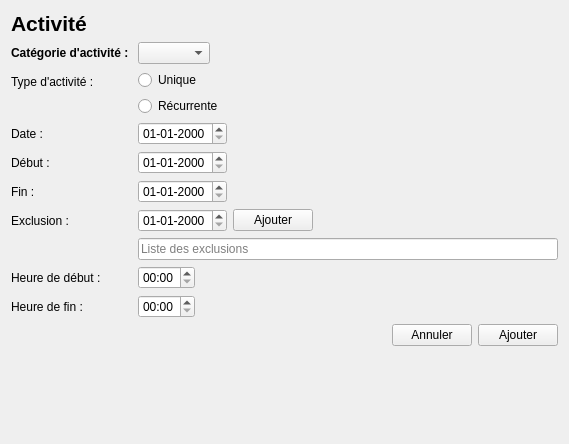
Qt form GUI/activite.ui (samueldrouin/PyGuide) before a commit.
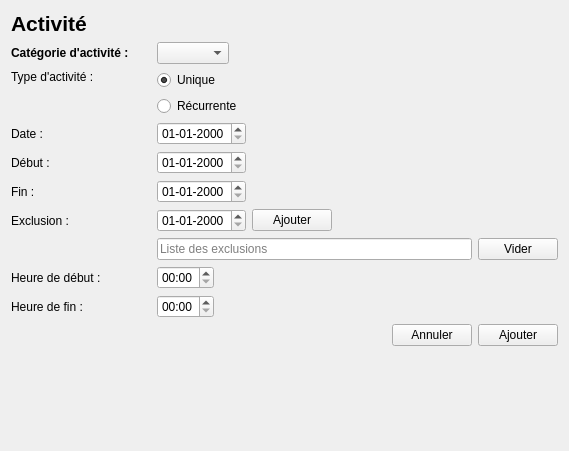
The same form after that commit.

Commit message: Afficher les champs pour entrer les date selon le type d'activité dans le dialog Activité (Issue #20 & Issue #21)

Diff of the .ui file:
```diff
--- a/GUI/activite.ui
+++ b/GUI/activite.ui
@@ -7,7 +7,7 @@
     <x>0</x>
     <y>0</y>
     <width>569</width>
-    <height>444</height>
+    <height>451</height>
    </rect>
   </property>
   <property name="windowTitle">
@@ -35,12 +35,21 @@
     </widget>
    </item>
    <item>
-    <layout class="QFormLayout" name="formLayout">
-     <property name="labelAlignment">
-      <set>Qt::AlignLeading|Qt::AlignLeft|Qt::AlignTop</set>
-     </property>
-     <item row="0" column="0">
+    <layout class="QHBoxLayout" name="horizontalLayout">
+     <item>
       <widget class="QLabel" name="label_8">
+       <property name="sizePolicy">
+        <sizepolicy hsizetype="Fixed" vsizetype="Preferred">
+         <horstretch>0</horstretch>
+         <verstretch>0</verstretch>
+        </sizepolicy>
+       </property>
+       <property name="minimumSize">
+        <size>
+         <width>140</width>
+         <height>0</height>
+        </size>
+       </property>
        <property name="font">
         <font>
          <weight>75</weight>
@@ -52,8 +61,6 @@
        </property>
       </widget>
      </item>
-     <item row="0" column="1">
-      <layout class="QHBoxLayout" name="horizontalLayout_3">
        <item>
         <widget class="QComboBox" name="cbx_category_activite"/>
        </item>
@@ -72,20 +79,40 @@
        </item>
       </layout>
      </item>
-     <item row="1" column="0">
+   <item>
+    <layout class="QHBoxLayout" name="horizontalLayout_2">
+     <item>
       <widget class="QLabel" name="label_2">
+       <property name="sizePolicy">
+        <sizepolicy hsizetype="Fixed" vsizetype="Preferred">
+         <horstretch>0</horstretch>
+         <verstretch>0</verstretch>
+        </sizepolicy>
+       </property>
+       <property name="minimumSize">
+        <size>
+         <width>140</width>
+         <height>0</height>
+        </size>
+       </property>
        <property name="text">
         <string>Type d'activité : </string>
        </property>
+       <property name="alignment">
+        <set>Qt::AlignLeading|Qt::AlignLeft|Qt::AlignTop</set>
+       </property>
       </widget>
      </item>
-     <item row="1" column="1">
+     <item>
       <layout class="QVBoxLayout" name="verticalLayout">
        <item>
         <widget class="QRadioButton" name="rbt_unique">
          <property name="text">
           <string>Unique</string>
          </property>
+         <property name="checked">
+          <bool>true</bool>
+         </property>
         </widget>
        </item>
        <item>
@@ -97,15 +124,44 @@
        </item>
       </layout>
      </item>
-     <item row="2" column="0">
-      <widget class="QLabel" name="label_3">
+    </layout>
+   </item>
+   <item>
+    <widget class="QWidget" name="widget_unique" native="true">
+     <layout class="QVBoxLayout" name="verticalLayout_3">
+      <property name="leftMargin">
+       <number>0</number>
+      </property>
+      <property name="topMargin">
+       <number>0</number>
+      </property>
+      <property name="rightMargin">
+       <number>0</number>
+      </property>
+      <property name="bottomMargin">
+       <number>0</number>
+      </property>
+      <item>
+       <layout class="QHBoxLayout" name="hlay_unique">
+        <item>
+         <widget class="QLabel" name="lbl_unique">
+          <property name="sizePolicy">
+           <sizepolicy hsizetype="Fixed" vsizetype="Preferred">
+            <horstretch>0</horstretch>
+            <verstretch>0</verstretch>
+           </sizepolicy>
+          </property>
+          <property name="minimumSize">
+           <size>
+            <width>140</width>
+            <height>0</height>
+           </size>
+          </property>
        <property name="text">
         <string>Date :</string>
        </property>
       </widget>
      </item>
-     <item row="2" column="1">
-      <layout class="QHBoxLayout" name="horizontalLayout_4">
        <item>
         <widget class="QDateEdit" name="ded_unique">
          <property name="displayFormat">
@@ -114,7 +170,7 @@
         </widget>
        </item>
        <item>
-        <spacer name="horizontalSpacer">
+         <spacer name="spacer_unique">
          <property name="orientation">
           <enum>Qt::Horizontal</enum>
          </property>
@@ -128,15 +184,45 @@
        </item>
       </layout>
      </item>
-     <item row="3" column="0">
-      <widget class="QLabel" name="label_4">
+     </layout>
+    </widget>
+   </item>
+   <item>
+    <widget class="QWidget" name="widget_recurrente" native="true">
+     <layout class="QVBoxLayout" name="verticalLayout_2">
+      <property name="leftMargin">
+       <number>0</number>
+      </property>
+      <property name="topMargin">
+       <number>0</number>
+      </property>
+      <property name="rightMargin">
+       <number>0</number>
+      </property>
+      <property name="bottomMargin">
+       <number>0</number>
+      </property>
+      <item>
+       <layout class="QHBoxLayout" name="horizontalLayout_4">
+        <item>
+         <widget class="QLabel" name="lbl_debut">
+          <property name="sizePolicy">
+           <sizepolicy hsizetype="Fixed" vsizetype="Preferred">
+            <horstretch>0</horstretch>
+            <verstretch>0</verstretch>
+           </sizepolicy>
+          </property>
+          <property name="minimumSize">
+           <size>
+            <width>140</width>
+            <height>0</height>
+           </size>
+          </property>
        <property name="text">
         <string>Début : </string>
        </property>
       </widget>
      </item>
-     <item row="3" column="1">
-      <layout class="QHBoxLayout" name="horizontalLayout_5">
        <item>
         <widget class="QDateEdit" name="ded_debut">
          <property name="displayFormat">
@@ -145,7 +231,7 @@
         </widget>
        </item>
        <item>
-        <spacer name="horizontalSpacer_2">
+         <spacer name="spacer_debut">
          <property name="orientation">
           <enum>Qt::Horizontal</enum>
          </property>
@@ -159,15 +245,27 @@
        </item>
       </layout>
      </item>
-     <item row="4" column="0">
-      <widget class="QLabel" name="label_5">
+      <item>
+       <layout class="QHBoxLayout" name="horizontalLayout_5">
+        <item>
+         <widget class="QLabel" name="lbl_fin">
+          <property name="sizePolicy">
+           <sizepolicy hsizetype="Fixed" vsizetype="Preferred">
+            <horstretch>0</horstretch>
+            <verstretch>0</verstretch>
+           </sizepolicy>
+          </property>
+          <property name="minimumSize">
+           <size>
+            <width>140</width>
+            <height>0</height>
+           </size>
+          </property>
        <property name="text">
         <string>Fin : </string>
        </property>
       </widget>
      </item>
-     <item row="4" column="1">
-      <layout class="QHBoxLayout" name="horizontalLayout_6">
        <item>
         <widget class="QDateEdit" name="ded_fin">
          <property name="displayFormat">
@@ -176,7 +274,7 @@
         </widget>
        </item>
        <item>
-        <spacer name="horizontalSpacer_3">
+         <spacer name="spacer_fin">
          <property name="orientation">
           <enum>Qt::Horizontal</enum>
          </property>
@@ -190,8 +288,22 @@
        </item>
       </layout>
      </item>
-     <item row="5" column="0">
-      <widget class="QLabel" name="label_9">
+      <item>
+       <layout class="QHBoxLayout" name="horizontalLayout_6">
+        <item>
+         <widget class="QLabel" name="lbl_exclusion">
+          <property name="sizePolicy">
+           <sizepolicy hsizetype="Fixed" vsizetype="Preferred">
+            <horstretch>0</horstretch>
+            <verstretch>0</verstretch>
+           </sizepolicy>
+          </property>
+          <property name="minimumSize">
+           <size>
+            <width>140</width>
+            <height>0</height>
+           </size>
+          </property>
        <property name="statusTip">
         <string>Retirer les dates où l'activité n'a pas lieu</string>
        </property>
@@ -200,10 +312,6 @@
        </property>
       </widget>
      </item>
-     <item row="5" column="1">
-      <layout class="QVBoxLayout" name="verticalLayout_3">
-       <item>
-        <layout class="QHBoxLayout" name="horizontalLayout_2">
          <item>
           <widget class="QDateEdit" name="ded_exclusion">
            <property name="displayFormat">
@@ -219,7 +327,7 @@
           </widget>
          </item>
          <item>
-          <spacer name="horizontalSpacer_7">
+         <spacer name="spacer_exclusion">
            <property name="orientation">
             <enum>Qt::Horizontal</enum>
            </property>
@@ -232,6 +340,27 @@
           </spacer>
          </item>
         </layout>
+      </item>
+      <item>
+       <layout class="QHBoxLayout" name="horizontalLayout_7">
+        <item>
+         <widget class="QLabel" name="label_3">
+          <property name="sizePolicy">
+           <sizepolicy hsizetype="Fixed" vsizetype="Preferred">
+            <horstretch>0</horstretch>
+            <verstretch>0</verstretch>
+           </sizepolicy>
+          </property>
+          <property name="minimumSize">
+           <size>
+            <width>140</width>
+            <height>0</height>
+           </size>
+          </property>
+          <property name="text">
+           <string/>
+          </property>
+         </widget>
        </item>
        <item>
         <widget class="QLineEdit" name="txt_exclusion">
@@ -243,17 +372,39 @@
          </property>
         </widget>
        </item>
-      </layout>
-     </item>
-     <item row="6" column="0">
+        <item>
+         <widget class="QPushButton" name="btn_vider">
+          <property name="text">
+           <string>Vider</string>
+          </property>
+         </widget>
+        </item>
+       </layout>
+      </item>
+     </layout>
+    </widget>
+   </item>
+   <item>
+    <layout class="QHBoxLayout" name="horizontalLayout_8">
+     <item>
       <widget class="QLabel" name="label_6">
+       <property name="sizePolicy">
+        <sizepolicy hsizetype="Fixed" vsizetype="Preferred">
+         <horstretch>0</horstretch>
+         <verstretch>0</verstretch>
+        </sizepolicy>
+       </property>
+       <property name="minimumSize">
+        <size>
+         <width>140</width>
+         <height>0</height>
+        </size>
+       </property>
        <property name="text">
         <string>Heure de début : </string>
        </property>
       </widget>
      </item>
-     <item row="6" column="1">
-      <layout class="QHBoxLayout" name="horizontalLayout_7">
        <item>
         <widget class="QTimeEdit" name="tim_debut">
          <property name="displayFormat">
@@ -276,15 +427,27 @@
        </item>
       </layout>
      </item>
-     <item row="7" column="0">
+   <item>
+    <layout class="QHBoxLayout" name="horizontalLayout_9">
+     <item>
       <widget class="QLabel" name="label_7">
+       <property name="sizePolicy">
+        <sizepolicy hsizetype="Fixed" vsizetype="Preferred">
+         <horstretch>0</horstretch>
+         <verstretch>0</verstretch>
+        </sizepolicy>
+       </property>
+       <property name="minimumSize">
+        <size>
+         <width>140</width>
+         <height>0</height>
+        </size>
+       </property>
        <property name="text">
         <string>Heure de fin : </string>
        </property>
       </widget>
      </item>
-     <item row="7" column="1">
-      <layout class="QHBoxLayout" name="horizontalLayout_8">
        <item>
         <widget class="QTimeEdit" name="tim_fin">
          <property name="displayFormat">
@@ -307,10 +470,8 @@
        </item>
       </layout>
      </item>
-    </layout>
-   </item>
    <item>
-    <layout class="QHBoxLayout" name="horizontalLayout_9">
+    <layout class="QHBoxLayout" name="horizontalLayout_10">
      <item>
       <spacer name="horizontalSpacer_8">
        <property name="orientation">
```
Lines whose indentation alone changed are shown as unchanged. The commit also changes 1 other file.
